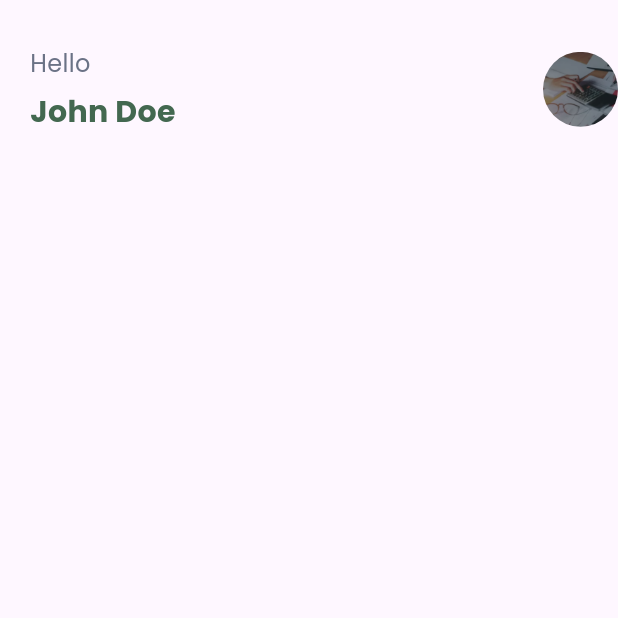
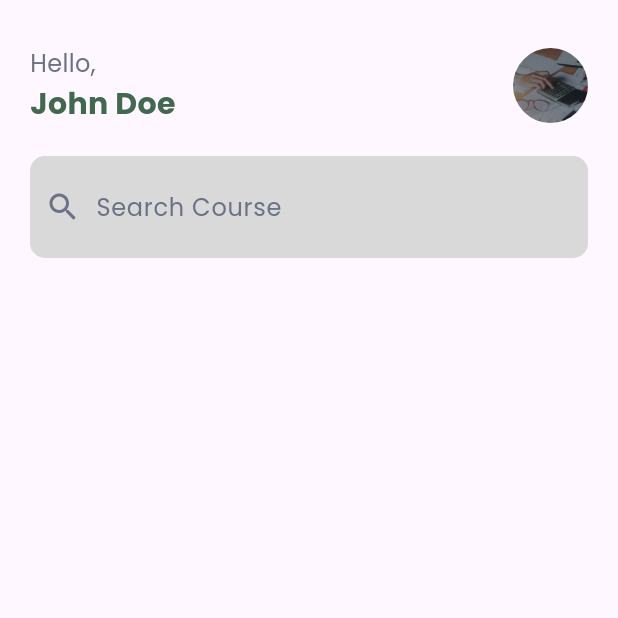
Before and after one commit to zakura1x/arms-flut, a Flutter app: the HomePage screen opened directly, on a phone screen of 412 x 824 dp, the top half of it. Run offline on Flutter 3.47's test engine with Material 3 defaults, Android fonts, the phone set to English and light mode, and no system bars; our stand-ins replace flutter_screenutil.

Commit message:
searchbar

```diff
--- a/lib/Screens/HomePage.dart
+++ b/lib/Screens/HomePage.dart
@@ -8,30 +8,30 @@ class HomePage extends StatefulWidget {
 }
 
 class _HomePageState extends State<HomePage> {
+  TextEditingController _searchController = TextEditingController();
+
   @override
   Widget build(BuildContext context) {
     return Scaffold(
       body: Column(
         children: [
-          SizedBox(height: 30),
+          const SizedBox(height: 30),
           Padding(
-            padding: EdgeInsets.only(left: 20), // Add left padding of 10
+            padding: const EdgeInsets.only(left: 20, right: 20),
             child: Row(
-              //Make a space between the two widgets
               mainAxisAlignment: MainAxisAlignment.spaceBetween,
               children: [
-                Column(
+                const Column(
                   crossAxisAlignment: CrossAxisAlignment.start,
                   children: [
                     Text(
-                      'Hello',
+                      'Hello,',
                       style: TextStyle(
                         fontFamily: 'Poppins',
                         fontSize: 16,
                         color: Color.fromRGBO(107, 114, 134, 1),
                       ),
                     ),
-                    SizedBox(height: 5),
                     Text(
                       'John Doe',
                       style: TextStyle(
@@ -43,16 +43,52 @@ class _HomePageState extends State<HomePage> {
                     ),
                   ],
                 ),
-                // Add a container for the profile picture
                 Container(
                   width: 50,
                   height: 50,
-                  decoration: BoxDecoration(
+                  decoration: const BoxDecoration(
                     shape: BoxShape.circle,
-                    image: const DecorationImage(
+                    image: DecorationImage(
                       image: AssetImage('assets/image/loginbg.png'),
                       fit: BoxFit.cover,
                     ),
+                  ),
+                ),
+              ],
+            ),
+          ),
+          const SizedBox(height: 20),
+          Container(
+            margin: const EdgeInsets.only(left: 20, right: 20),
+            padding: const EdgeInsets.all(10),
+            decoration: BoxDecoration(
+              color: const Color.fromRGBO(217, 217, 217, 1),
+              borderRadius: BorderRadius.circular(10),
+            ),
+            child: Row(
+              children: [
+                const Icon(Icons.search, color: Color.fromRGBO(107, 114, 134, 1)),
+                const SizedBox(width: 10),
+                Expanded(
+                  child: TextField(
+                    controller: _searchController,
+                    decoration: const InputDecoration(
+                      hintText: 'Search Course',
+                      hintStyle: TextStyle(
+                        fontFamily: 'Poppins',
+                        fontSize: 16,
+                        color: Color.fromRGBO(107, 114, 134, 1),
+                      ),
+                      border: InputBorder.none,
+                    ),
+                    style: const TextStyle(
+                      fontFamily: 'Poppins',
+                      fontSize: 16,
+                      color: Colors.black,
+                    ),
+                    onChanged: (value) {
+                      // Handle search logic here
+                    },
                   ),
                 ),
               ],
@@ -62,4 +98,10 @@ class _HomePageState extends State<HomePage> {
       ),
     );
   }
+
+  @override
+  void dispose() {
+    _searchController.dispose();
+    super.dispose();
+  }
 }
```
